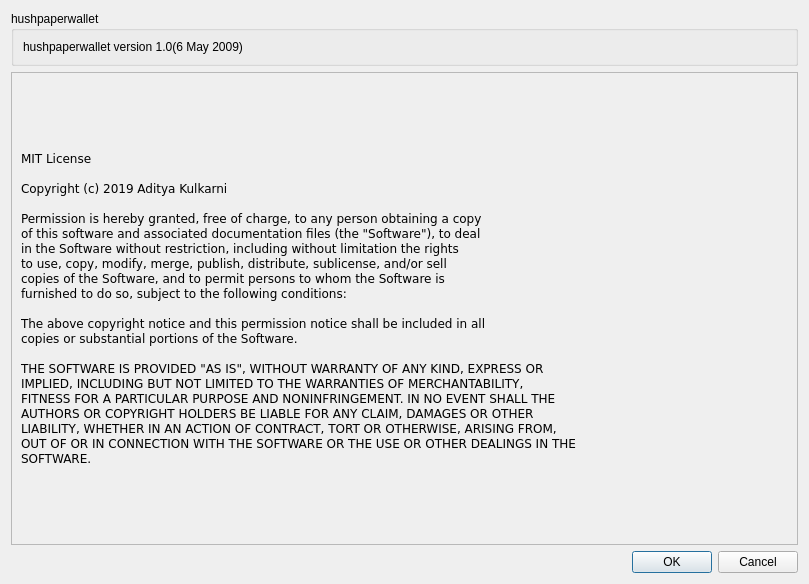
Old version of the form ui/src/about.ui in the repository hushmirror/SilentDragonPaper.
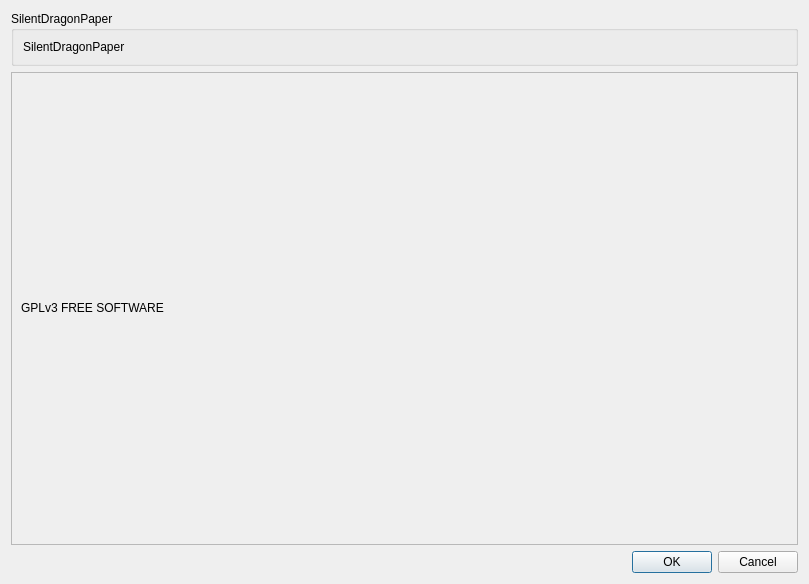
New version of the form.

The edit to the form file:
```diff
--- a/ui/src/about.ui
+++ b/ui/src/about.ui
@@ -42,7 +42,9 @@
        <item row="0" column="0">
         <widget class="QLabel" name="label">
          <property name="text">
-          <string>&lt;html&gt;&lt;head/&gt;&lt;body&gt;&lt;pre style=&quot; margin-top:12px; margin-bottom:0px; margin-left:0px; margin-right:0px; -qt-block-indent:0; text-indent:0px;&quot;&gt;&lt;span style=&quot; font-family:'monospace';&quot;&gt;MIT License&lt;/span&gt;&lt;/pre&gt;&lt;pre style=&quot;-qt-paragraph-type:empty; margin-top:0px; margin-bottom:0px; margin-left:0px; margin-right:0px; -qt-block-indent:0; text-indent:0px; font-family:'monospace';&quot;&gt;&lt;br/&gt;&lt;/pre&gt;&lt;pre style=&quot; margin-top:0px; margin-bottom:0px; margin-left:0px; margin-right:0px; -qt-block-indent:0; text-indent:0px;&quot;&gt;&lt;span style=&quot; font-family:'monospace';&quot;&gt;Copyright (c) 2019 Aditya Kulkarni&lt;/span&gt;&lt;/pre&gt;&lt;pre style=&quot;-qt-paragraph-type:empty; margin-top:0px; margin-bottom:0px; margin-left:0px; margin-right:0px; -qt-block-indent:0; text-indent:0px; font-family:'monospace';&quot;&gt;&lt;br/&gt;&lt;/pre&gt;&lt;pre style=&quot; margin-top:0px; margin-bottom:0px; margin-left:0px; margin-right:0px; -qt-block-indent:0; text-indent:0px;&quot;&gt;&lt;span style=&quot; font-family:'monospace';&quot;&gt;Permission is hereby granted, free of charge, to any person obtaining a copy&lt;/span&gt;&lt;/pre&gt;&lt;pre style=&quot; margin-top:0px; margin-bottom:0px; margin-left:0px; margin-right:0px; -qt-block-indent:0; text-indent:0px;&quot;&gt;&lt;span style=&quot; font-family:'monospace';&quot;&gt;of this software and associated documentation files (the &amp;quot;Software&amp;quot;), to deal&lt;/span&gt;&lt;/pre&gt;&lt;pre style=&quot; margin-top:0px; margin-bottom:0px; margin-left:0px; margin-right:0px; -qt-block-indent:0; text-indent:0px;&quot;&gt;&lt;span style=&quot; font-family:'monospace';&quot;&gt;in the Software without restriction, including without limitation the rights&lt;/span&gt;&lt;/pre&gt;&lt;pre style=&quot; margin-top:0px; margin-bottom:0px; margin-left:0px; margin-right:0px; -qt-block-indent:0; text-indent:0px;&quot;&gt;&lt;span style=&quot; font-family:'monospace';&quot;&gt;to use, copy, modify, merge, publish, distribute, sublicense, and/or sell&lt;/span&gt;&lt;/pre&gt;&lt;pre style=&quot; margin-top:0px; margin-bottom:0px; margin-left:0px; margin-right:0px; -qt-block-indent:0; text-indent:0px;&quot;&gt;&lt;span style=&quot; font-family:'monospace';&quot;&gt;copies of the Software, and to permit persons to whom the Software is&lt;/span&gt;&lt;/pre&gt;&lt;pre style=&quot; margin-top:0px; margin-bottom:0px; margin-left:0px; margin-right:0px; -qt-block-indent:0; text-indent:0px;&quot;&gt;&lt;span style=&quot; font-family:'monospace';&quot;&gt;furnished to do so, subject to the following conditions:&lt;/span&gt;&lt;/pre&gt;&lt;pre style=&quot;-qt-paragraph-type:empty; margin-top:0px; margin-bottom:0px; margin-left:0px; margin-right:0px; -qt-block-indent:0; text-indent:0px; font-family:'monospace';&quot;&gt;&lt;br/&gt;&lt;/pre&gt;&lt;pre style=&quot; margin-top:0px; margin-bottom:0px; margin-left:0px; margin-right:0px; -qt-block-indent:0; text-indent:0px;&quot;&gt;&lt;span style=&quot; font-family:'monospace';&quot;&gt;The above copyright notice and this permission notice shall be included in all&lt;/span&gt;&lt;/pre&gt;&lt;pre style=&quot; margin-top:0px; margin-bottom:0px; margin-left:0px; margin-right:0px; -qt-block-indent:0; text-indent:0px;&quot;&gt;&lt;span style=&quot; font-family:'monospace';&quot;&gt;copies or substantial portions of the Software.&lt;/span&gt;&lt;/pre&gt;&lt;pre style=&quot;-qt-paragraph-type:empty; margin-top:0px; margin-bottom:0px; margin-left:0px; margin-right:0px; -qt-block-indent:0; text-indent:0px; font-family:'monospace';&quot;&gt;&lt;br/&gt;&lt;/pre&gt;&lt;pre style=&quot; margin-top:0px; margin-bottom:0px; margin-left:0px; margin-right:0px; -qt-block-indent:0; text-indent:0px;&quot;&gt;&lt;span style=&quot; font-family:'monospace';&quot;&gt;THE SOFTWARE IS PROVIDED &amp;quot;AS IS&amp;quot;, WITHOUT WARRANTY OF ANY KIND, EXPRESS OR&lt;/span&gt;&lt;/pre&gt;&lt;pre style=&quot; margin-top:0px; margin-bottom:0px; margin-left:0px; margin-right:0px; -qt-block-indent:0; text-indent:0px;&quot;&gt;&lt;span style=&quot; font-family:'monospace';&quot;&gt;IMPLIED, INCLUDING BUT NOT LIMITED TO THE WARRANTIES OF MERCHANTABILITY,&lt;/span&gt;&lt;/pre&gt;&lt;pre style=&quot; margin-top:0px; margin-bottom:0px; margin-left:0px; margin-right:0px; -qt-block-indent:0; text-indent:0px;&quot;&gt;&lt;span style=&quot; font-family:'monospace';&quot;&gt;FITNESS FOR A PARTICULAR PURPOSE AND NONINFRINGEMENT. IN NO EVENT SHALL THE&lt;/span&gt;&lt;/pre&gt;&lt;pre style=&quot; margin-top:0px; margin-bottom:0px; margin-left:0px; margin-right:0px; -qt-block-indent:0; text-indent:0px;&quot;&gt;&lt;span style=&quot; font-family:'monospace';&quot;&gt;AUTHORS OR COPYRIGHT HOLDERS BE LIABLE FOR ANY CLAIM, DAMAGES OR OTHER&lt;/span&gt;&lt;/pre&gt;&lt;pre style=&quot; margin-top:0px; margin-bottom:0px; margin-left:0px; margin-right:0px; -qt-block-indent:0; text-indent:0px;&quot;&gt;&lt;span style=&quot; font-family:'monospace';&quot;&gt;LIABILITY, WHETHER IN AN ACTION OF CONTRACT, TORT OR OTHERWISE, ARISING FROM,&lt;/span&gt;&lt;/pre&gt;&lt;pre style=&quot; margin-top:0px; margin-bottom:0px; margin-left:0px; margin-right:0px; -qt-block-indent:0; text-indent:0px;&quot;&gt;&lt;span style=&quot; font-family:'monospace';&quot;&gt;OUT OF OR IN CONNECTION WITH THE SOFTWARE OR THE USE OR OTHER DEALINGS IN THE&lt;/span&gt;&lt;/pre&gt;&lt;pre style=&quot; margin-top:0px; margin-bottom:12px; margin-left:0px; margin-right:0px; -qt-block-indent:0; text-indent:0px;&quot;&gt;&lt;span style=&quot; font-family:'monospace';&quot;&gt;SOFTWARE.&lt;/span&gt;&lt;/pre&gt;&lt;/body&gt;&lt;/html&gt;</string>
+          <string>
+GPLv3 FREE SOFTWARE
+</string>
          </property>
          <property name="textFormat">
           <enum>Qt::RichText</enum>
@@ -59,13 +61,13 @@
    <item row="0" column="0">
     <widget class="QGroupBox" name="groupBox">
      <property name="title">
-      <string>hushpaperwallet</string>
+      <string>SilentDragonPaper</string>
      </property>
      <layout class="QHBoxLayout" name="horizontalLayout">
       <item>
        <widget class="QLabel" name="lblVersion">
         <property name="text">
-         <string>hushpaperwallet version 1.0(6 May 2009)</string>
+         <string>SilentDragonPaper</string>
         </property>
        </widget>
       </item>
```
Left out of the diff: 2 changed lines with no effect on the pictures.
